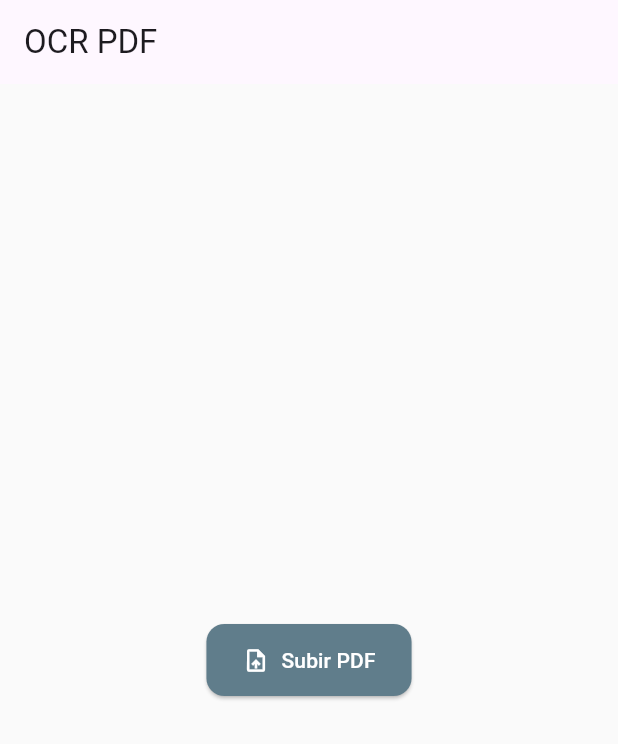
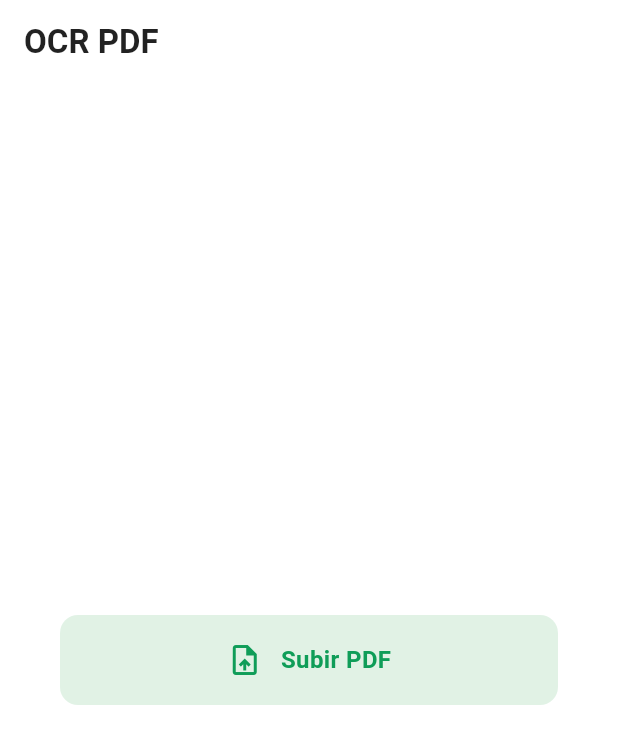
Before and after one commit to jeffersonmejia/practicas-flutter, a Flutter app: the screen it shows after launch, on a phone screen of 412 x 824 dp. Shown: the top 744 px of the screen. Run offline on Flutter 3.47's test engine with Material 3 defaults, Android fonts, the light colour scheme and no system bars; our stand-ins replace file_picker, flutter_blue_plus, flutter_spinkit; missing offline and left inert: google_mlkit_text_recognition, pdfx.

Commit message:
style: update colors

```diff
--- a/02_reconocimiento_ocr/lib/screens/home_screen.dart
+++ b/02_reconocimiento_ocr/lib/screens/home_screen.dart
@@ -3,8 +3,6 @@ import 'package:file_picker/file_picker.dart';
 import '../utils/ocr_service.dart';
 import 'result_screen.dart';
 import '../widgets/custom_button.dart';
-import '../widgets/loader.dart';
-import 'dart:io';
 
 class HomeScreen extends StatefulWidget {
   const HomeScreen({super.key});
@@ -13,8 +11,24 @@ class HomeScreen extends StatefulWidget {
   State<HomeScreen> createState() => _HomeScreenState();
 }
 
-class _HomeScreenState extends State<HomeScreen> {
+class _HomeScreenState extends State<HomeScreen> with SingleTickerProviderStateMixin {
   bool isProcessing = false;
+  late AnimationController _controller;
+
+  @override
+  void initState() {
+    super.initState();
+    _controller = AnimationController(
+      duration: const Duration(seconds: 1),
+      vsync: this,
+    )..repeat();
+  }
+
+  @override
+  void dispose() {
+    _controller.dispose();
+    super.dispose();
+  }
 
   Future<void> pickPDF() async {
     FilePickerResult? result = await FilePicker.platform.pickFiles(
@@ -26,19 +40,16 @@ class _HomeScreenState extends State<HomeScreen> {
       setState(() => isProcessing = true);
 
       try {
-        // Extrae texto e imágenes del PDF
         final data = await OcrService.extractTextAndImages(result.files.single.path!);
-
         if (!mounted) return;
         setState(() => isProcessing = false);
 
-        // Navega a la pantalla de resultados
         Navigator.push(
           context,
           MaterialPageRoute(
             builder: (_) => ResultScreen(
               extractedText: data['text'],
-              extractedImages: data['images'], // Lista<File> de imágenes
+              extractedImages: data['images'],
             ),
           ),
         );
@@ -53,16 +64,78 @@ class _HomeScreenState extends State<HomeScreen> {
 
   @override
   Widget build(BuildContext context) {
+    final Color googleGreenSoft = const Color(0xFF34A853).withOpacity(0.15); // verde suave para fondo botón
+    final Color googleGreen = const Color(0xFF0F9D58); // verde texto/icono
+    final Color whiteBg = Colors.white;
+
     return Scaffold(
-      appBar: AppBar(title: const Text('OCR PDF')),
+      backgroundColor: whiteBg,
+      appBar: AppBar(
+        backgroundColor: whiteBg,
+        foregroundColor: Colors.black87,
+        elevation: 0,
+        title: const Text('OCR PDF', style: TextStyle(fontWeight: FontWeight.w600)),
+      ),
       body: Center(
-        child: isProcessing
-            ? const Loader()
-            : CustomButton(
-                text: 'Subir PDF',
-                icon: Icons.upload_file,
-                onPressed: pickPDF,
-              ),
+        child: AnimatedSwitcher(
+          duration: const Duration(milliseconds: 300),
+          child: isProcessing
+              ? Column(
+                  mainAxisAlignment: MainAxisAlignment.center,
+                  children: [
+                    SizedBox(
+                      width: 60,
+                      height: 60,
+                      child: CircularProgressIndicator(
+                        color: googleGreen,
+                        strokeWidth: 4,
+                      ),
+                    ),
+                    const SizedBox(height: 16),
+                    Text(
+                      'Cargando...',
+                      style: TextStyle(
+                        color: googleGreen,
+                        fontWeight: FontWeight.w500,
+                        fontSize: 16,
+                      ),
+                    ),
+                  ],
+                )
+              : AnimatedContainer(
+                  duration: const Duration(milliseconds: 200),
+                  curve: Curves.easeInOut,
+                  padding: const EdgeInsets.symmetric(horizontal: 40),
+                  child: Material(
+                    color: googleGreenSoft,
+                    borderRadius: BorderRadius.circular(12),
+                    child: InkWell(
+                      borderRadius: BorderRadius.circular(12),
+                      onTap: pickPDF,
+                      splashColor: googleGreen.withOpacity(0.2),
+                      highlightColor: googleGreen.withOpacity(0.05),
+                      child: SizedBox(
+                        height: 60,
+                        child: Row(
+                          mainAxisAlignment: MainAxisAlignment.center,
+                          children: [
+                            Icon(Icons.upload_file_outlined, color: googleGreen),
+                            const SizedBox(width: 12),
+                            Text(
+                              'Subir PDF',
+                              style: TextStyle(
+                                color: googleGreen,
+                                fontWeight: FontWeight.w600,
+                                fontSize: 16,
+                              ),
+                            ),
+                          ],
+                        ),
+                      ),
+                    ),
+                  ),
+                ),
+        ),
       ),
     );
   }
```
